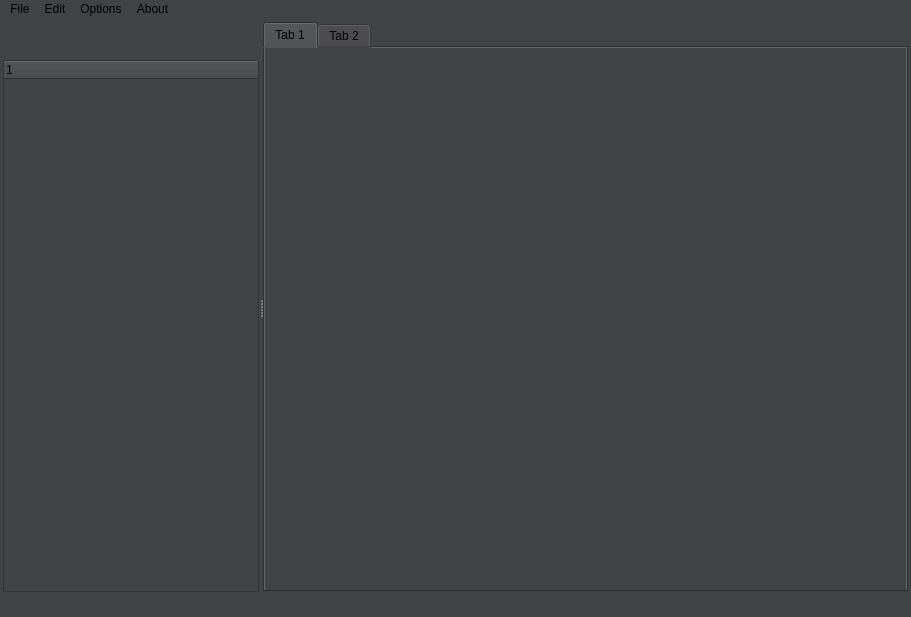
This is codeeditor.ui in EmreArapcicUevak/CodeLab-Notes as Qt 5 draws it before an edit. The edited form follows.
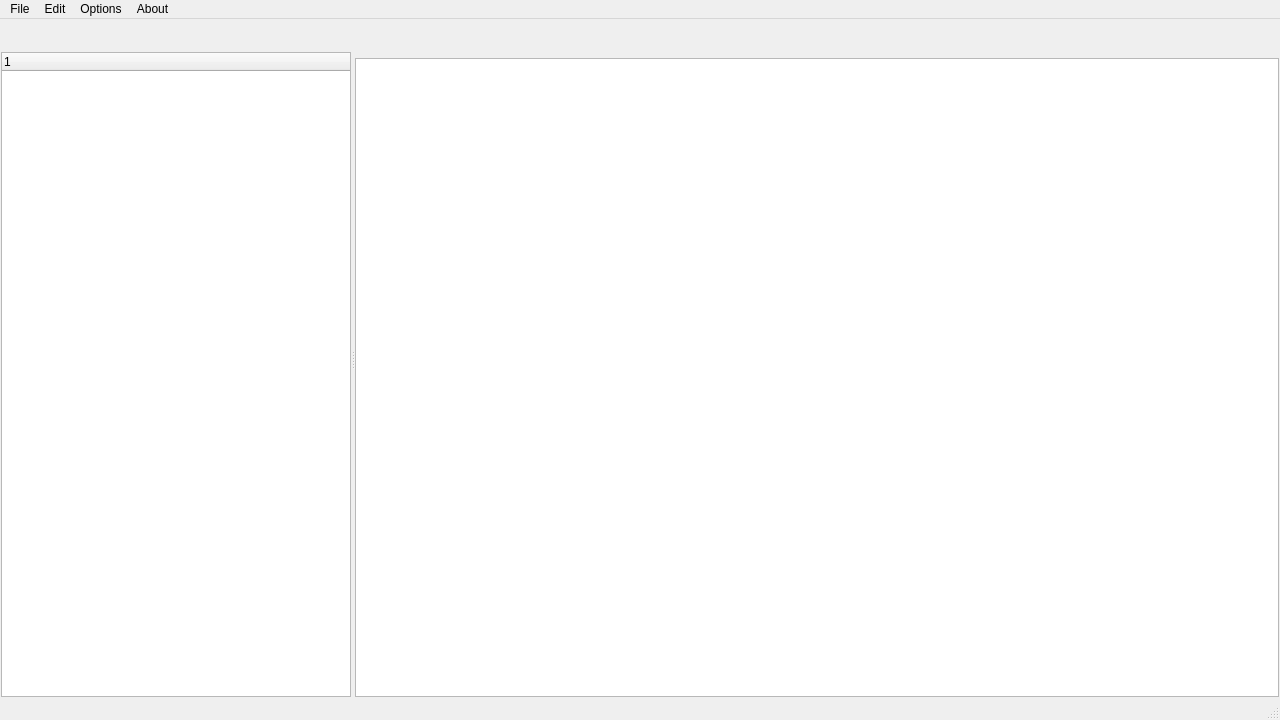
This is the edited form. Icons and pictures are not drawn.

Commit message: Rework editor layout

Patch:
```diff
--- a/codeeditor.ui
+++ b/codeeditor.ui
@@ -6,8 +6,8 @@
    <rect>
     <x>0</x>
     <y>0</y>
-    <width>911</width>
-    <height>617</height>
+    <width>1280</width>
+    <height>720</height>
    </rect>
   </property>
   <property name="sizePolicy">
@@ -16,11 +16,17 @@
     <verstretch>0</verstretch>
    </sizepolicy>
   </property>
+  <property name="minimumSize">
+   <size>
+    <width>640</width>
+    <height>480</height>
+   </size>
+  </property>
   <property name="windowTitle">
    <string>CodeLab Notes</string>
   </property>
   <property name="styleSheet">
-   <string notr="true">background-color: rgb(65, 66, 68);</string>
+   <string notr="true">background-color: &quot;#454648&quot;;</string>
   </property>
   <widget class="QWidget" name="centralwidget">
    <property name="sizePolicy">
@@ -29,31 +35,70 @@
      <verstretch>0</verstretch>
     </sizepolicy>
    </property>
+   <property name="minimumSize">
+    <size>
+     <width>640</width>
+     <height>480</height>
+    </size>
+   </property>
    <property name="styleSheet">
-    <string notr="true"/>
+    <string notr="true">background-color : &quot;#454648&quot;;</string>
    </property>
    <layout class="QHBoxLayout" name="horizontalLayout">
+    <property name="spacing">
+     <number>1</number>
+    </property>
     <property name="leftMargin">
-     <number>3</number>
+     <number>1</number>
     </property>
     <property name="topMargin">
-     <number>3</number>
+     <number>1</number>
     </property>
     <property name="rightMargin">
-     <number>3</number>
+     <number>1</number>
     </property>
     <property name="bottomMargin">
-     <number>3</number>
+     <number>1</number>
     </property>
     <item>
      <widget class="QSplitter" name="splitter">
+      <property name="sizePolicy">
+       <sizepolicy hsizetype="Expanding" vsizetype="Expanding">
+        <horstretch>5</horstretch>
+        <verstretch>0</verstretch>
+       </sizepolicy>
+      </property>
+      <property name="lineWidth">
+       <number>0</number>
+      </property>
       <property name="orientation">
        <enum>Qt::Horizontal</enum>
       </property>
-      <widget class="QWidget" name="verticalLayoutWidget">
-       <layout class="QVBoxLayout" name="verticalLayout">
+      <widget class="QWidget" name="verticalWidget" native="true">
+       <property name="sizePolicy">
+        <sizepolicy hsizetype="Preferred" vsizetype="Preferred">
+         <horstretch>0</horstretch>
+         <verstretch>0</verstretch>
+        </sizepolicy>
+       </property>
+       <property name="maximumSize">
+        <size>
+         <width>350</width>
+         <height>16777215</height>
+        </size>
+       </property>
+       <layout class="QVBoxLayout" name="verticalLayout" stretch="0,0">
+        <property name="spacing">
+         <number>0</number>
+        </property>
         <item>
          <widget class="QWidget" name="main_btn_layout" native="true">
+          <property name="sizePolicy">
+           <sizepolicy hsizetype="Minimum" vsizetype="Preferred">
+            <horstretch>0</horstretch>
+            <verstretch>0</verstretch>
+           </sizepolicy>
+          </property>
           <property name="styleSheet">
            <string notr="true">background-color : &quot;#353638&quot;;</string>
           </property>
@@ -187,6 +232,12 @@
         </item>
         <item>
          <widget class="QTreeWidget" name="treeWidget">
+          <property name="sizePolicy">
+           <sizepolicy hsizetype="Minimum" vsizetype="Expanding">
+            <horstretch>0</horstretch>
+            <verstretch>0</verstretch>
+           </sizepolicy>
+          </property>
           <property name="styleSheet">
            <string notr="true">background-color : &quot;#353638&quot;;</string>
           </property>
@@ -199,63 +250,116 @@
         </item>
        </layout>
       </widget>
-      <widget class="QTabWidget" name="tabWidget">
+      <widget class="QWidget" name="verticalWidget_2" native="true">
        <property name="sizePolicy">
         <sizepolicy hsizetype="Expanding" vsizetype="Expanding">
-         <horstretch>3</horstretch>
+         <horstretch>0</horstretch>
          <verstretch>0</verstretch>
         </sizepolicy>
        </property>
-       <property name="currentIndex">
-        <number>0</number>
+       <property name="sizeIncrement">
+        <size>
+         <width>100</width>
+         <height>0</height>
+        </size>
        </property>
-       <widget class="QWidget" name="tab">
-        <property name="styleSheet">
-         <string notr="true">background-color: &quot;#27282a&quot;;</string>
+       <layout class="QVBoxLayout" name="verticalLayout_2" stretch="0,5">
+        <property name="spacing">
+         <number>0</number>
         </property>
-        <attribute name="title">
-         <string>Tab 1</string>
-        </attribute>
-        <layout class="QVBoxLayout" name="verticalLayout_2">
-         <property name="leftMargin">
-          <number>0</number>
-         </property>
-         <property name="topMargin">
-          <number>0</number>
-         </property>
-         <property name="rightMargin">
-          <number>0</number>
-         </property>
-         <property name="bottomMargin">
-          <number>0</number>
-         </property>
-         <item>
-          <widget class="QTextEdit" name="textEdit">
-           <property name="sizePolicy">
-            <sizepolicy hsizetype="Preferred" vsizetype="Preferred">
-             <horstretch>1</horstretch>
-             <verstretch>1</verstretch>
-            </sizepolicy>
+        <item>
+         <widget class="QWidget" name="horizontalWidget_2" native="true">
+          <property name="enabled">
+           <bool>true</bool>
+          </property>
+          <property name="sizePolicy">
+           <sizepolicy hsizetype="Expanding" vsizetype="Preferred">
+            <horstretch>5</horstretch>
+            <verstretch>0</verstretch>
+           </sizepolicy>
+          </property>
+          <property name="minimumSize">
+           <size>
+            <width>0</width>
+            <height>38</height>
+           </size>
+          </property>
+          <property name="styleSheet">
+           <string notr="true">background-color : &quot;#353638&quot;;</string>
+          </property>
+          <layout class="QHBoxLayout" name="horizontalLayout_4">
+           <property name="leftMargin">
+            <number>0</number>
            </property>
-           <property name="sizeIncrement">
-            <size>
-             <width>1</width>
-             <height>1</height>
-            </size>
+           <property name="topMargin">
+            <number>0</number>
            </property>
-           <property name="styleSheet">
-            <string notr="true">background-color : &quot;#27282a&quot;;
-border : none</string>
+           <property name="rightMargin">
+            <number>0</number>
            </property>
-          </widget>
-         </item>
-        </layout>
-       </widget>
-       <widget class="QWidget" name="tab_2">
-        <attribute name="title">
-         <string>Tab 2</string>
-        </attribute>
-       </widget>
+           <property name="bottomMargin">
+            <number>0</number>
+           </property>
+          </layout>
+         </widget>
+        </item>
+        <item>
+         <widget class="QWidget" name="horizontalWidget" native="true">
+          <property name="sizePolicy">
+           <sizepolicy hsizetype="Expanding" vsizetype="Expanding">
+            <horstretch>0</horstretch>
+            <verstretch>0</verstretch>
+           </sizepolicy>
+          </property>
+          <property name="font">
+           <font>
+            <pointsize>14</pointsize>
+           </font>
+          </property>
+          <property name="autoFillBackground">
+           <bool>false</bool>
+          </property>
+          <property name="styleSheet">
+           <string notr="true">QWidget#horizontalWidget {
+background-image: url(:/Resources/Resources/Images/logo_image.jpg);
+background-repeat: no-repeat;
+background-position: center;
+}</string>
+          </property>
+          <layout class="QHBoxLayout" name="horizontalLayout_3">
+           <property name="leftMargin">
+            <number>0</number>
+           </property>
+           <property name="topMargin">
+            <number>0</number>
+           </property>
+           <property name="rightMargin">
+            <number>0</number>
+           </property>
+           <property name="bottomMargin">
+            <number>0</number>
+           </property>
+           <item>
+            <widget class="QTextEdit" name="textEdit">
+             <property name="font">
+              <font>
+               <pointsize>14</pointsize>
+              </font>
+             </property>
+             <property name="autoFillBackground">
+              <bool>true</bool>
+             </property>
+             <property name="styleSheet">
+              <string notr="true">background-color:&quot;#27282a&quot;;</string>
+             </property>
+            </widget>
+           </item>
+          </layout>
+         </widget>
+        </item>
+       </layout>
+       <zorder>horizontalWidget</zorder>
+       <zorder>horizontalWidget_2</zorder>
       </widget>
      </widget>
     </item>
@@ -271,7 +375,7 @@
     <rect>
      <x>0</x>
      <y>0</y>
-     <width>911</width>
+     <width>1280</width>
      <height>21</height>
     </rect>
    </property>
```
The commit also changes 3 other files.
